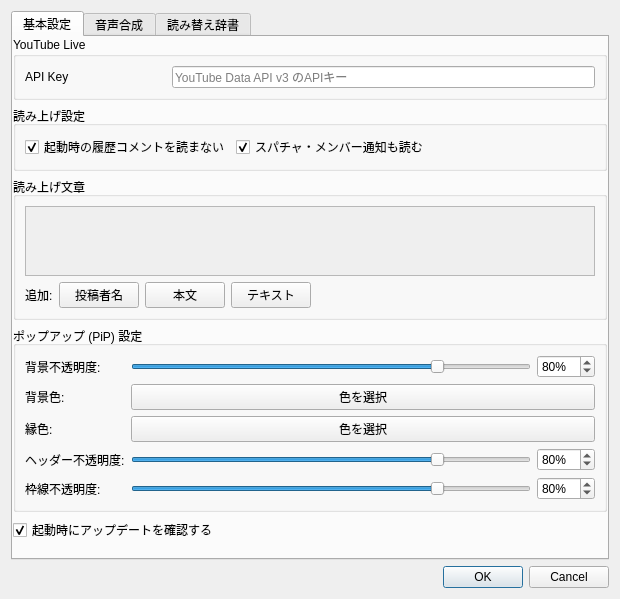
Qt form ui/settings_dialog.ui (Ikumyon/LiveVoiceBridge) before a commit.
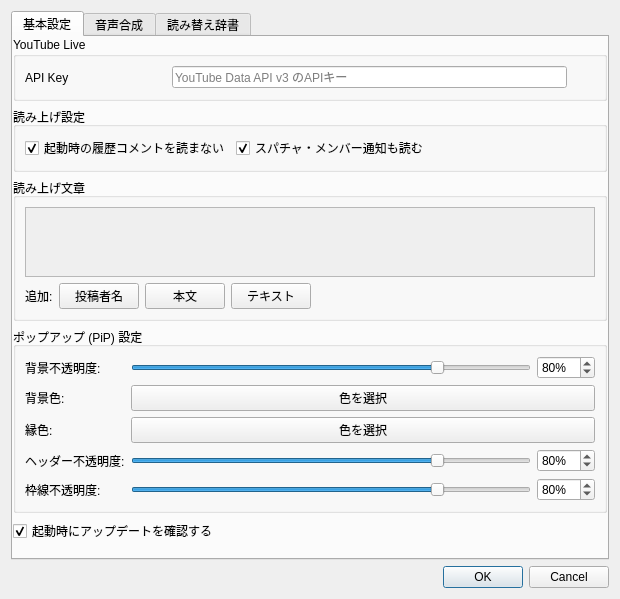
The same form after that commit.

Commit message: settings整理

```diff
--- a/ui/settings_dialog.ui
+++ b/ui/settings_dialog.ui
@@ -50,6 +50,23 @@
            </widget>
           </item>
           <item row="0" column="1" colspan="3">
+           <layout class="QHBoxLayout" name="apiKeyLayout">
+            <property name="spacing">
+             <number>4</number>
+            </property>
+            <property name="leftMargin">
+             <number>0</number>
+            </property>
+            <property name="topMargin">
+             <number>0</number>
+            </property>
+            <property name="rightMargin">
+             <number>0</number>
+            </property>
+            <property name="bottomMargin">
+             <number>0</number>
+            </property>
+            <item>
            <widget class="QLineEdit" name="apiKeyLineEdit">
             <property name="echoMode">
              <enum>QLineEdit::EchoMode::Password</enum>
@@ -58,6 +75,18 @@
              <string>YouTube Data API v3 のAPIキー</string>
             </property>
            </widget>
+            </item>
+            <item>
+             <widget class="QToolButton" name="apiKeyButton">
+              <property name="toolTip">
+               <string>APIキーの取得先 (Google Cloud Console) をブラウザで開く</string>
+              </property>
+              <property name="autoRaise">
+               <bool>true</bool>
+              </property>
+             </widget>
+            </item>
+           </layout>
           </item>
          </layout>
         </widget>
```
Lines whose indentation alone changed are shown as unchanged. The commit also changes 6 other files.
